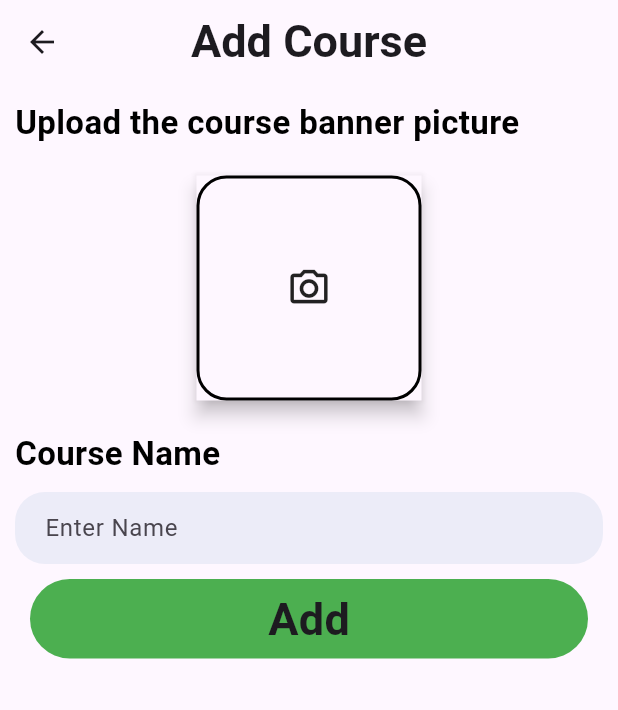
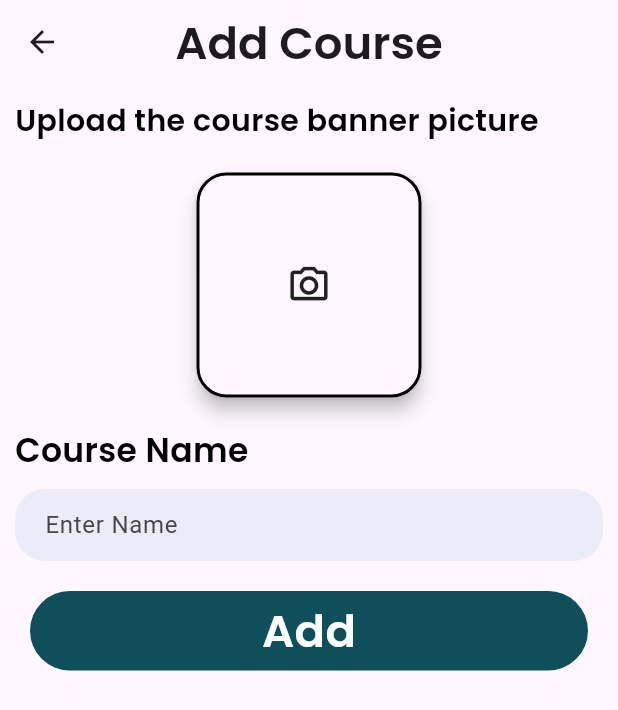
Before and after one commit to saliq03/Youtube-Video-Player, a Flutter app: the screen it shows after launch, after a tap on the "add" icon, on a phone screen of 412 x 824 dp. Shown: the top 710 px of the screen. Run offline on Flutter 3.47's test engine with Material 3 defaults, Android fonts, the phone set to English and light mode, and no system bars; our stand-ins replace image_picker.

Commit message:
designing

```diff
--- a/lib/AddCourse.dart
+++ b/lib/AddCourse.dart
@@ -1,4 +1,7 @@
+import 'dart:io';
+
 import 'package:flutter/material.dart';
+import 'package:image_picker/image_picker.dart';
 
 class Addcourse extends StatefulWidget {
   const Addcourse({super.key});
@@ -8,11 +11,12 @@ class Addcourse extends StatefulWidget {
 }
 
 class _AddcourseState extends State<Addcourse> {
+  File? pickedImage;
   @override
   Widget build(BuildContext context) {
     return Scaffold(
       appBar: AppBar(
-        title:  Text("Add Course",style: TextStyle(fontWeight: FontWeight.bold,fontSize: 30),),
+        title:  Text("Add Course",style: TextStyle(fontFamily: "Poppins",fontWeight: FontWeight.bold,fontSize: 30),),
         centerTitle: true,
       ),
       body:  Padding(
@@ -20,24 +24,30 @@ class _AddcourseState extends State<Addcourse> {
         child: Column(
           crossAxisAlignment: CrossAxisAlignment.start,
             children: [
-             Text("Upload the course banner picture",style: TextStyle(fontWeight: FontWeight.bold,color: Colors.black,fontSize: 22),),
+             Text("Upload the course banner picture",style: TextStyle(fontFamily: "Poppins",fontWeight: FontWeight.bold,color: Colors.black,fontSize: 20),),
               SizedBox(height: 20,),
-              Center(
+              GestureDetector(
+                onTap: (){
+                  PickImage();
+                },
+                child: Center(
                   child: Material(
+                    borderRadius: BorderRadius.circular(20),
                     elevation: 5,
                     child: Container(
                       width: 150,
                       height: 150,
                       decoration: BoxDecoration(
-                      border: Border.all(color: Colors.black,width: 2),
+                        border: Border.all(width: 2),
                           borderRadius: BorderRadius.circular(20)
                       ),
-                    child: Icon(Icons.camera_alt_outlined,size: 30,),
+                      child: pickedImage==null?Icon(Icons.camera_alt_outlined,size: 30,):ClipRRect(borderRadius:BorderRadius.circular(20),child: Image.file(pickedImage!,fit: BoxFit.cover,))
+                    ),
                   ),
                 ),
               ),
               SizedBox(height: 20,),
-              Text("Course Name",style: TextStyle(fontWeight: FontWeight.bold,color: Colors.black,fontSize: 22),),
+              Text("Course Name",style: TextStyle(fontFamily: "Poppins",fontWeight: FontWeight.bold,color: Colors.black,fontSize: 22),),
               SizedBox(height: 10,),
               Container(
                 padding: EdgeInsets.symmetric(horizontal: 20),
@@ -53,16 +63,16 @@ class _AddcourseState extends State<Addcourse> {
                   ),
                 ),
               ),
-              SizedBox(height: 10,),
+              SizedBox(height: 20,),
               Container(
                   margin: EdgeInsets.symmetric(horizontal: 10),
                 padding: EdgeInsets.symmetric(vertical: 5),
                 width: MediaQuery.of(context).size.width,
                 decoration: BoxDecoration(
                   borderRadius: BorderRadius.circular(30),
-                  color: Colors.green
+                  color: Color(0xFF0F4E5B)
                 ),
-                child: Center(child: Text("Add",style: TextStyle(fontSize: 30,fontWeight: FontWeight.bold),)),
+                child: Center(child: Text("Add",style: TextStyle(fontFamily: "Poppins",color: Colors.white,fontSize: 30,fontWeight: FontWeight.bold),)),
 
               )
             ],
@@ -70,4 +80,18 @@ class _AddcourseState extends State<Addcourse> {
       ),
     );
   }
+  PickImage()async{
+    try{
+      final photo=await ImagePicker().pickImage(source: ImageSource.gallery);
+      if(photo==null)return;
+      final tempimage=File(photo.path);
+      setState(() {
+        pickedImage=tempimage;
+      });
     }
+    catch(ex){
+      print("error while picking image");
+        print(ex.toString());
+    }
+  }
+}
--- a/lib/Home.dart
+++ b/lib/Home.dart
@@ -19,8 +19,18 @@ class _HomeState extends State<Home> {
           crossAxisAlignment: CrossAxisAlignment.start,
           children: [
             Padding(
-              padding: const EdgeInsets.only(top: 60,left: 20,right: 20),
-              child: Text("Flutter Courses",style: TextStyle(fontWeight: FontWeight.bold,fontSize: 30),),
+              padding: const EdgeInsets.only(top: 70,left: 20,right: 20),
+              child: Row(
+                mainAxisAlignment: MainAxisAlignment.spaceBetween,
+                children: [
+                  Text("Flutter Courses",style: TextStyle(fontFamily: "Poppins",fontWeight: FontWeight.bold,fontSize: 30),),
+
+                   ClipRRect(
+                     borderRadius: BorderRadius.circular(25),
+                       child: Image.asset("assets/images/profile.png",fit: BoxFit.cover,height: 50,width: 50,)),
+
+                ],
+              ),
             ),
             SizedBox(height: 20,),
             Stack(
@@ -33,9 +43,8 @@ class _HomeState extends State<Home> {
                 width: MediaQuery.of(context).size.width,
                 height: 500,
                 child: Column(
-
                   children: [
-                    Text("Hi,Saliq!",style: TextStyle(fontWeight: FontWeight.bold,color: Colors.white,fontSize: 25),),
+                    Text("Hi,Saliq!",style: TextStyle(fontFamily: "Poppins",fontWeight: FontWeight.bold,color: Colors.white,fontSize: 25),),
                     Text("")
                   ],
                 ),
@@ -48,20 +57,20 @@ class _HomeState extends State<Home> {
                       borderRadius: BorderRadius.only(topLeft: Radius.circular(22),topRight: Radius.circular(22))
                   ),
                   width: MediaQuery.of(context).size.width,
-                  height: 640,
+                  height: MediaQuery.of(context).size.height/1.445,
                   child:ListView(
                     children: [
                       Row(
                         crossAxisAlignment: CrossAxisAlignment.start,
                         children: [
-                          Container(
-                            decoration: BoxDecoration(borderRadius: BorderRadius.circular(11),color: Colors.black12,),
-                            height: 150,width: 120,),
+                          ClipRRect(
+                              borderRadius: BorderRadius.circular(12),
+                              child: Image.asset("assets/images/sample.png",fit: BoxFit.cover,height: 150,width: 140,)),
                           SizedBox(width: 10,),
                           Column(
                             children: [
-                              Text("Flutter Beginners",style: TextStyle(fontSize: 25,fontWeight: FontWeight.bold),),
-                              Text("(8 Videos)",style: TextStyle(color: Colors.orange,fontSize: 20),)
+                              SizedBox(width: 200,child: Text("Flutter Beginners",style: TextStyle(fontFamily: "Poppins",fontSize: 22,fontWeight: FontWeight.bold),)),
+                              Text("(8 Videos)",style: TextStyle(fontFamily: "Poppins",color: Colors.orange,fontSize: 20),)
                             ],
                           )
                         ],
@@ -76,7 +85,8 @@ class _HomeState extends State<Home> {
       ),
     floatingActionButton: FloatingActionButton(onPressed: () {
       Navigator.push(context, MaterialPageRoute(builder: (context)=>Addcourse()));
-    },child: Icon(Icons.add,size: 40,color: Colors.white,),),
+    },backgroundColor: Color(0xFF0F4E5B)
+      ,child: Icon(Icons.add,size: 40,color: Colors.white,),),
     );
 
   }
```
Also changed, not shown: pubspec.yaml (+13 -9 lines), assets/images/profile.png (added), assets/images/sample.png (added), fonts/Poppins-SemiBold.ttf (added), pubspec.lock, 5 other files. Lines whose indentation alone changed are shown as unchanged.
